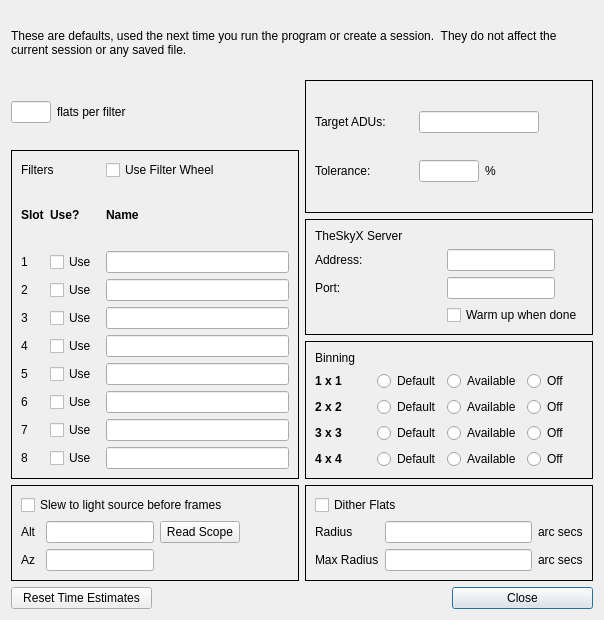
Qt form PrefsWindow.ui (RMcDOttawa/FlatCaptureNow1) before a commit.
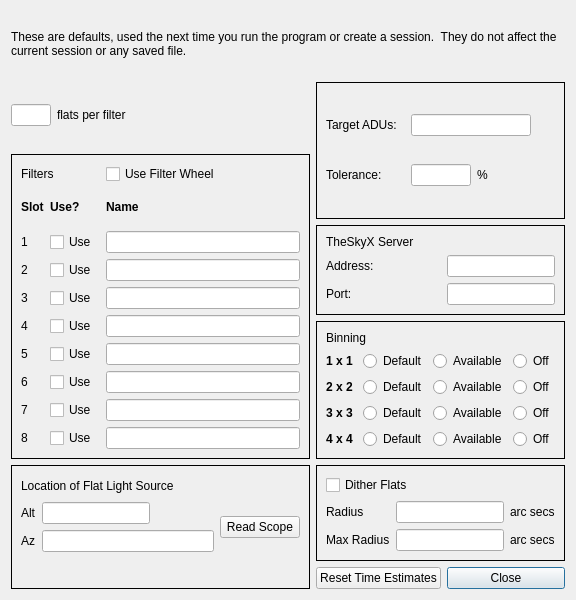
The same form after that commit.

Commit message: Add dithering of flat frames

Diff of the .ui file:
```diff
--- a/PrefsWindow.ui
+++ b/PrefsWindow.ui
@@ -6,8 +6,8 @@
    <rect>
     <x>0</x>
     <y>0</y>
-    <width>604</width>
-    <height>620</height>
+    <width>576</width>
+    <height>600</height>
    </rect>
   </property>
   <property name="sizePolicy">
@@ -18,8 +18,8 @@
   </property>
   <property name="minimumSize">
    <size>
-    <width>600</width>
-    <height>620</height>
+    <width>576</width>
+    <height>600</height>
    </size>
   </property>
   <property name="maximumSize">
@@ -34,8 +34,8 @@
   <property name="modal">
    <bool>true</bool>
   </property>
-  <layout class="QGridLayout" name="gridLayout_2">
-   <item row="0" column="0" colspan="4">
+  <layout class="QGridLayout" name="gridLayout_3">
+   <item row="0" column="0" colspan="3">
     <widget class="QLabel" name="label_25">
      <property name="text">
       <string>These are defaults, used the next time you run the program or create a session.  They do not affect the current session or any saved file.</string>
@@ -46,7 +46,7 @@
     </widget>
    </item>
    <item row="1" column="0">
-    <layout class="QHBoxLayout" name="horizontalLayout">
+    <layout class="QHBoxLayout" name="flatsPerFilter">
      <item>
       <widget class="QLineEdit" name="numFlats">
        <property name="sizePolicy">
@@ -75,8 +75,8 @@
      </item>
     </layout>
    </item>
-   <item row="1" column="2" rowspan="2" colspan="2">
-    <widget class="QFrame" name="frame">
+   <item row="1" column="1" rowspan="2" colspan="2">
+    <widget class="QFrame" name="aduFrame">
      <property name="frameShape">
       <enum>QFrame::Box</enum>
      </property>
@@ -137,8 +137,8 @@
      </layout>
     </widget>
    </item>
-   <item row="2" column="0" rowspan="3" colspan="2">
-    <widget class="QFrame" name="frame">
+   <item row="2" column="0" rowspan="3">
+    <widget class="QFrame" name="FiltersFrame">
      <property name="frameShape">
       <enum>QFrame::Box</enum>
      </property>
@@ -373,29 +373,12 @@
      </layout>
     </widget>
    </item>
-   <item row="3" column="2" colspan="2">
-    <widget class="QFrame" name="frame">
+   <item row="3" column="1" colspan="2">
+    <widget class="QFrame" name="serverFrame">
      <property name="frameShape">
       <enum>QFrame::Box</enum>
      </property>
      <layout class="QGridLayout" name="ServerGrid">
-      <item row="3" column="1">
-       <widget class="QCheckBox" name="warmWhenDone">
-        <property name="text">
-         <string>Warm up when done</string>
-        </property>
-       </widget>
-      </item>
-      <item row="2" column="1">
-       <widget class="QLineEdit" name="portNumber">
-        <property name="sizePolicy">
-         <sizepolicy hsizetype="Fixed" vsizetype="Fixed">
-          <horstretch>0</horstretch>
-          <verstretch>0</verstretch>
-         </sizepolicy>
-        </property>
-       </widget>
-      </item>
       <item row="2" column="0">
        <widget class="QLabel" name="label_22">
         <property name="text">
@@ -403,10 +386,23 @@
         </property>
        </widget>
       </item>
-      <item row="1" column="0">
-       <widget class="QLabel" name="label_21">
-        <property name="text">
-         <string>Address:</string>
+      <item row="2" column="1">
+       <widget class="QLineEdit" name="portNumber">
+        <property name="sizePolicy">
+         <sizepolicy hsizetype="Fixed" vsizetype="Fixed">
+          <horstretch>0</horstretch>
+          <verstretch>0</verstretch>
+         </sizepolicy>
+        </property>
+       </widget>
+      </item>
+      <item row="1" column="1">
+       <widget class="QLineEdit" name="serverAddress">
+        <property name="sizePolicy">
+         <sizepolicy hsizetype="Fixed" vsizetype="Fixed">
+          <horstretch>0</horstretch>
+          <verstretch>0</verstretch>
+         </sizepolicy>
         </property>
        </widget>
       </item>
@@ -417,21 +413,18 @@
         </property>
        </widget>
       </item>
-      <item row="1" column="1">
-       <widget class="QLineEdit" name="serverAddress">
-        <property name="sizePolicy">
-         <sizepolicy hsizetype="Fixed" vsizetype="Fixed">
-          <horstretch>0</horstretch>
-          <verstretch>0</verstretch>
-         </sizepolicy>
+      <item row="1" column="0">
+       <widget class="QLabel" name="label_21">
+        <property name="text">
+         <string>Address:</string>
         </property>
        </widget>
       </item>
      </layout>
     </widget>
    </item>
-   <item row="4" column="2" colspan="2">
-    <widget class="QFrame" name="frame">
+   <item row="4" column="1" colspan="2">
+    <widget class="QFrame" name="binningFrame">
      <property name="frameShape">
       <enum>QFrame::Box</enum>
      </property>
@@ -630,13 +623,40 @@
      </layout>
     </widget>
    </item>
-   <item row="5" column="0" colspan="2">
-    <widget class="QFrame" name="frame">
+   <item row="5" column="0" rowspan="2">
+    <widget class="QFrame" name="lightSourceFrame">
      <property name="frameShape">
       <enum>QFrame::Box</enum>
      </property>
-     <layout class="QGridLayout" name="SlewGrid">
-      <item row="1" column="2">
+     <layout class="QGridLayout" name="gridLayout">
+      <item row="0" column="0" colspan="3">
+       <widget class="QLabel" name="Subtitle_4">
+        <property name="text">
+         <string>Location of Flat Light Source</string>
+        </property>
+       </widget>
+      </item>
+      <item row="1" column="0">
+       <widget class="QLabel" name="label_12">
+        <property name="text">
+         <string>Alt</string>
+        </property>
+       </widget>
+      </item>
+      <item row="1" column="1">
+       <widget class="QLineEdit" name="sourceAlt">
+        <property name="sizePolicy">
+         <sizepolicy hsizetype="Fixed" vsizetype="Fixed">
+          <horstretch>0</horstretch>
+          <verstretch>0</verstretch>
+         </sizepolicy>
+        </property>
+        <property name="alignment">
+         <set>Qt::AlignLeading|Qt::AlignLeft|Qt::AlignVCenter</set>
+        </property>
+       </widget>
+      </item>
+      <item row="1" column="2" rowspan="2">
        <widget class="QPushButton" name="readScopeButton">
         <property name="text">
          <string>Read Scope</string>
@@ -646,16 +666,6 @@
         </property>
        </widget>
       </item>
-      <item row="1" column="0">
-       <widget class="QLabel" name="label_12">
-        <property name="text">
-         <string>Alt</string>
-        </property>
-       </widget>
-      </item>
-      <item row="2" column="1" alignment="Qt::AlignLeft">
-       <widget class="QLineEdit" name="sourceAz"/>
-      </item>
       <item row="2" column="0">
        <widget class="QLabel" name="label_13">
         <property name="text">
@@ -663,21 +673,17 @@
         </property>
        </widget>
       </item>
-      <item row="1" column="1" alignment="Qt::AlignLeft">
-       <widget class="QLineEdit" name="sourceAlt">
-        <property name="alignment">
-         <set>Qt::AlignLeading|Qt::AlignLeft|Qt::AlignVCenter</set>
+      <item row="2" column="1">
+       <widget class="QLineEdit" name="sourceAz">
+        <property name="sizePolicy">
+         <sizepolicy hsizetype="MinimumExpanding" vsizetype="Fixed">
+          <horstretch>0</horstretch>
+          <verstretch>0</verstretch>
+         </sizepolicy>
         </property>
        </widget>
       </item>
-      <item row="0" column="0" colspan="5">
-       <widget class="QCheckBox" name="slewToSource">
-        <property name="text">
-         <string>Slew to light source before frames</string>
-        </property>
-       </widget>
-      </item>
-      <item row="2" column="2">
+      <item row="3" column="0" colspan="3">
        <widget class="QLabel" name="slewMessage">
         <property name="text">
          <string/>
@@ -687,12 +693,12 @@
      </layout>
     </widget>
    </item>
-   <item row="5" column="2" colspan="2">
+   <item row="5" column="1" colspan="2">
     <widget class="QFrame" name="frame">
      <property name="frameShape">
       <enum>QFrame::Box</enum>
      </property>
-     <layout class="QGridLayout" name="gridLayout">
+     <layout class="QGridLayout" name="gridLayout_2">
       <item row="0" column="0" colspan="2">
        <widget class="QCheckBox" name="ditherFlats">
         <property name="text">
@@ -737,7 +743,7 @@
      </layout>
     </widget>
    </item>
-   <item row="6" column="0">
+   <item row="6" column="1">
     <widget class="QPushButton" name="resetEstimatesButton">
      <property name="text">
       <string>Reset Time Estimates</string>
@@ -747,20 +753,7 @@
      </property>
     </widget>
    </item>
-   <item row="6" column="1" colspan="2">
-    <spacer name="horizontalSpacer">
-     <property name="orientation">
-      <enum>Qt::Horizontal</enum>
-     </property>
-     <property name="sizeHint" stdset="0">
-      <size>
-       <width>257</width>
-       <height>20</height>
-      </size>
-     </property>
-    </spacer>
-   </item>
-   <item row="6" column="3">
+   <item row="6" column="2">
     <widget class="QPushButton" name="closeButton">
      <property name="text">
       <string>Close</string>
```
Left out of the diff: 8 changed lines with no effect on the pictures. The commit also changes 9 other files.
